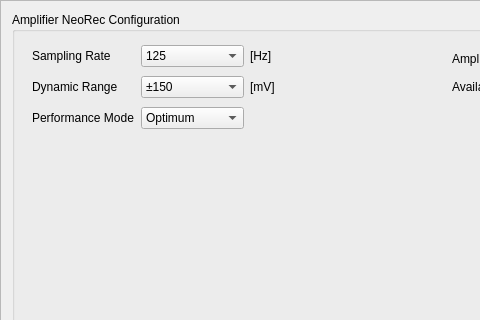
Before: the Qt Designer form res/frmNeoRecConfiguration.ui in mcsltd/PyCorderPlus, drawn with Qt 5; both pictures show x 0 to 480 and y 0 to 320 of the 690 by 423 pixel window.
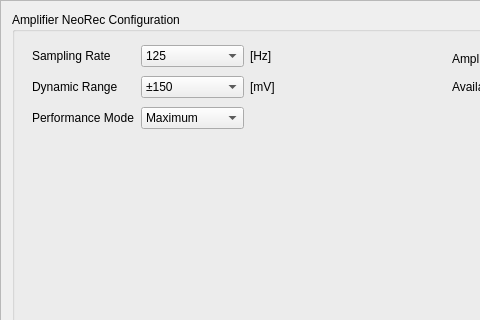
After: the same form once the commit is applied.

```diff
--- a/res/frmNeoRecConfiguration.ui
+++ b/res/frmNeoRecConfiguration.ui
@@ -150,7 +150,7 @@
         <widget class="QComboBox" name="comboBoxPerformanceMode">
          <item>
           <property name="text">
-           <string>Optimum</string>
+           <string>Maximum</string>
           </property>
          </item>
          <item>
```
Left out of the diff: 2 changed lines with no effect on the pictures.
